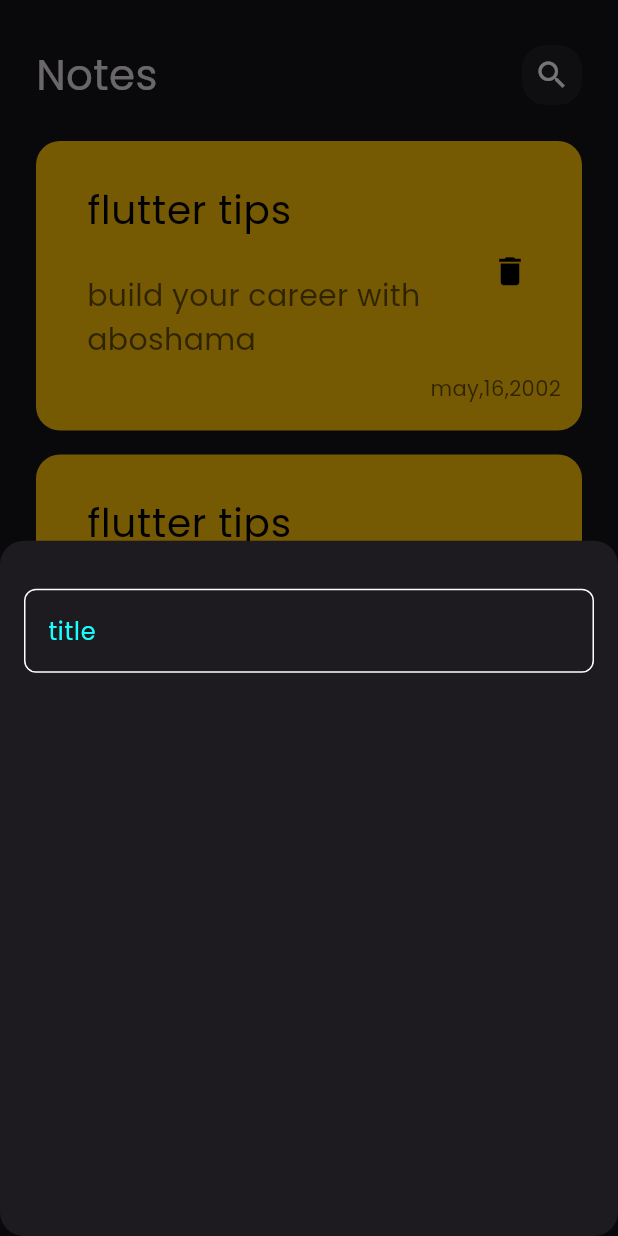
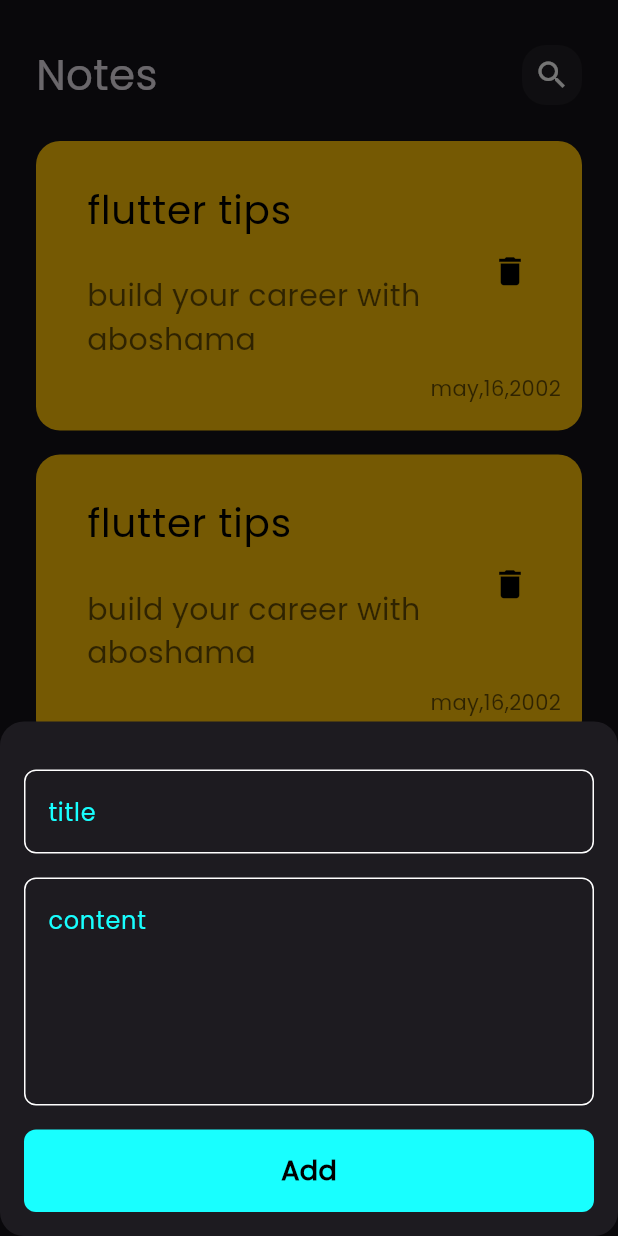
Before and after one commit to Abdelrahman22aboshama/notes_app, a Flutter app: the screen it shows after launch, after a tap on the "add" icon, on a phone screen of 412 x 824 dp. Run offline on Flutter 3.47's test engine with Material 3 defaults, Android fonts, the phone set to English and light mode, and no system bars.

Commit message:
finished notes bottom sheet

```diff
--- /dev/null
+++ b/lib/widgets/custom_button.dart
@@ -0,0 +1,23 @@
+import 'package:flutter/cupertino.dart';
+import 'package:flutter/material.dart';
+
+class CustomButton extends StatelessWidget {
+  const CustomButton({super.key});
+
+  @override
+  Widget build(BuildContext context) {
+    return Container(
+      height: 55,
+      width: MediaQuery.of(context).size.width,
+      decoration: BoxDecoration(
+        color: Colors.cyanAccent,
+        borderRadius: BorderRadius.circular(8),
+
+      ),
+      child: Center(
+        child: Text('Add',
+        style: TextStyle(color: Colors.black,fontSize: 18,fontWeight:FontWeight.bold ),),
+      ),
+    );
+  }
+}
--- a/lib/widgets/custom_text_field.dart
+++ b/lib/widgets/custom_text_field.dart
@@ -2,14 +2,16 @@ import 'package:flutter/cupertino.dart';
 import 'package:flutter/material.dart';
 
 class CustomTextField extends StatelessWidget {
-  const CustomTextField({super.key});
-
+  const CustomTextField({super.key, required this.hint, this.maxLines = 1});
+final String hint ;
+final int maxLines ;
   @override
   Widget build(BuildContext context) {
     return  TextField(
+      maxLines: maxLines,
       cursorColor: Colors.cyanAccent,
       decoration: InputDecoration(
-        hintText: 'title',
+        hintText: hint,
         hintStyle: TextStyle(color: Colors.cyanAccent),
         border :  BuildBorder()  ,
         focusedBorder: BuildBorder(Colors.cyanAccent),
--- a/lib/widgets/notes_modal_bottom_sheet.dart
+++ b/lib/widgets/notes_modal_bottom_sheet.dart
@@ -1,4 +1,5 @@
 import 'package:flutter/cupertino.dart';
+import 'package:notes_app/widgets/custom_button.dart';
 import 'package:notes_app/widgets/custom_text_field.dart';
 
 class NotesModalBottomSheet extends StatelessWidget {
@@ -6,14 +7,21 @@ class NotesModalBottomSheet extends StatelessWidget {
 
   @override
   Widget build(BuildContext context) {
-    return  Padding(
-      padding: const EdgeInsets.symmetric(horizontal: 16),
-      child: Column(
-        children: [
+    return  const Padding(
+      padding:  EdgeInsets.symmetric(horizontal: 16),
+      child: SingleChildScrollView(
+        child: Column(
+          children: [
 
-          SizedBox(height: 32,),
-          CustomTextField(),
-        ],
+            SizedBox(height: 32,),
+            CustomTextField(hint: 'title',),
+            SizedBox(height: 16, ),
+            CustomTextField(hint: 'content',maxLines: 5,),
+            SizedBox(height: 16,),
+            CustomButton(),
+            SizedBox(height: 16,)
+          ],
+        ),
       ),
     );
   }
```
